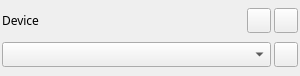
Before: the Qt Designer form sdrgui/gui/samplingdevicecontrol.ui in f4exb/sdrangel, drawn with Qt 5.
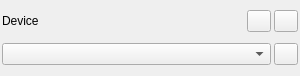
After: the same form once the commit is applied. Icons and pictures are not drawn.

Commit message: sdrgui: changed all fonts to Liberation

The edit to the form file:
```diff
--- a/sdrgui/gui/samplingdevicecontrol.ui
+++ b/sdrgui/gui/samplingdevicecontrol.ui
@@ -24,7 +24,7 @@
   </property>
   <property name="font">
    <font>
-    <family>Sans Serif</family>
+    <family>Liberation Sans</family>
     <pointsize>9</pointsize>
    </font>
   </property>
```
The commit also changes 18 other files.
